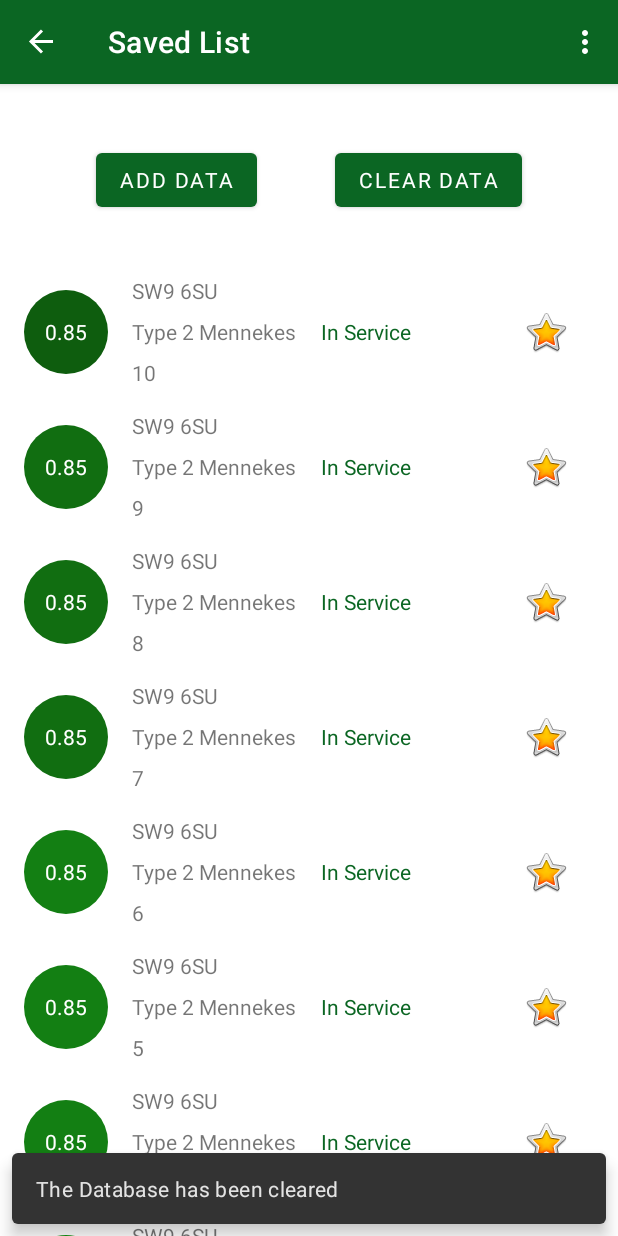
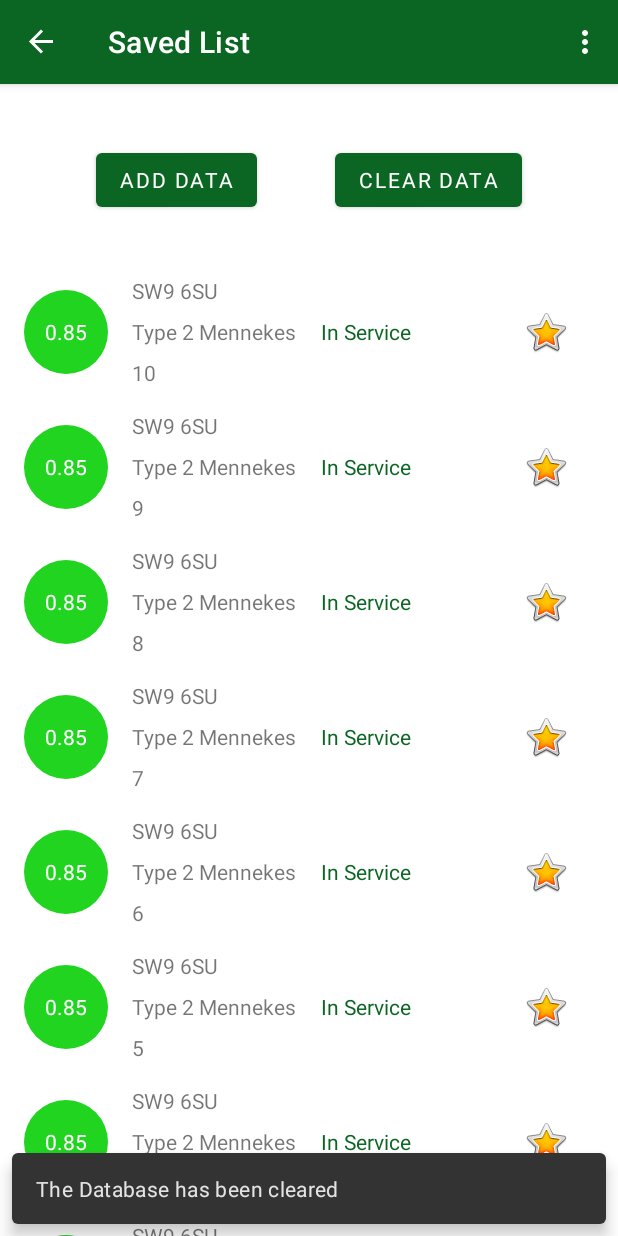
Before and after one commit to Kovah101/ChargeMyCar, an Android app built with Jetpack Compose: the SavedListFragment screen opened through its navigation route, after a tap on "ADD DATA", on a phone screen of 412 x 824 dp. Run offline under Robolectric (Android 15) with nearby library versions, the phone set to English and light mode, and no system bars; our stand-ins replace Room's generated code, Timber, data binding, navigation-ui; Roboto replaces fonts that are not available here; 1 other tap on this screen came first.

```diff
--- a/app/src/main/java/com/github/kovah101/chargemycar/savedChargePoints/BindingUtils.kt
+++ b/app/src/main/java/com/github/kovah101/chargemycar/savedChargePoints/BindingUtils.kt
@@ -17,8 +17,8 @@ fun TextView.setDistance(item: ChargePoint?){
 //            haversineDistance(userLat, userLong, item.latitude, item.longitude)
 //        text = String.format("%.2f", trueDistance)
         // adjust colour appropriately, test with ID
-        val colour = distanceColor((item.locationType.toDouble() * 2.4))
-        background.setColorFilter (context.resources.getColor(colour), PorterDuff.Mode.SRC_ATOP)
+//        val colour = distanceColor((item.locationType.toDouble() * 2.4))
+//        background.setColorFilter (context.resources.getColor(colour), PorterDuff.Mode.SRC_ATOP)
     }
 }
 
--- a/app/src/main/java/com/github/kovah101/chargemycar/savedChargePoints/ChargePointAdapter.kt
+++ b/app/src/main/java/com/github/kovah101/chargemycar/savedChargePoints/ChargePointAdapter.kt
@@ -57,16 +57,17 @@ class ChargePointAdapter (val clickListener : ChargePointListener, val favListen
             // in favourites so checkbox starts true
             binding.favourite.isChecked = true
 
-            // TODO: put into BindingUtils when using live location - add distance field to ChargePoint and propagate change
-             //adjust colour appropriately, test with ID
-//            val res = itemView.context.resources
-//            val colour = distanceColor((item.locationType.toDouble() * 2.4))
-//            binding.distance.background.setColorFilter(res.getColor(colour), PorterDuff.Mode.SRC_ATOP)
+            // TODO: put into BindingUtils when using live location
             // calculate actual distance from dummy user
             val trueDistance =
                 haversineDistance(userLat, userLong, item.latitude.toFloat(), item.longitude.toFloat())
             // round true distance to 2dp
             binding.distance.text = String.format("%.2f", trueDistance)
+            //adjust colour appropriately, test with ID
+            val res = itemView.context.resources
+            val colour = distanceColor((trueDistance))
+            binding.distance.background.setColorFilter(res.getColor(colour), PorterDuff.Mode.SRC_ATOP)
+
         }
 
         companion object {
```
Also changed, not shown: app/src/main/java/com/github/kovah101/chargemycar/liveChargePoints/LiveListFragment.kt (+30 -12 lines), app/src/main/java/com/github/kovah101/chargemycar/viewModel/ChargePointViewModel.kt (+24 -1 lines), app/src/main/res/layout/fragment_live_list.xml (+5 -3 lines).
